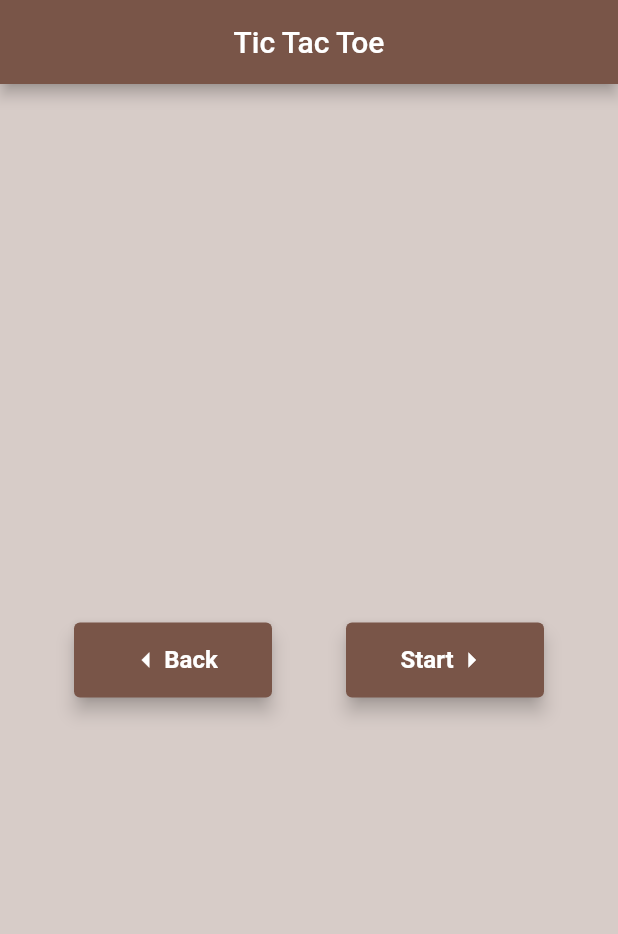
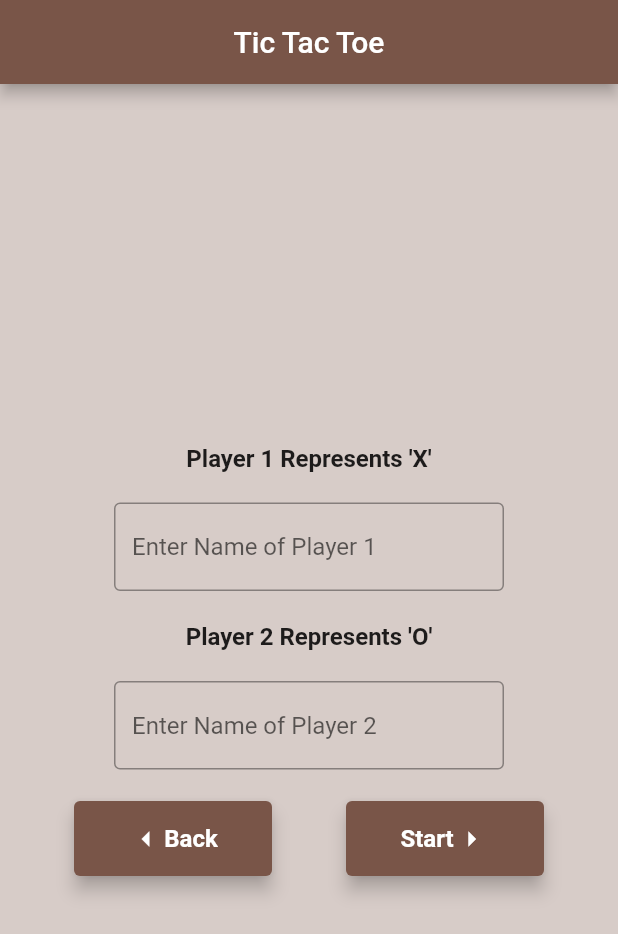
Before and after one commit to NIKHILG2019/tic_tac_toe_mcc_project, a Flutter app: the screen it shows after launch, after a tap on "Next", on a phone screen of 412 x 824 dp. Shown: the top 934 px of the screen. Run offline on Flutter 3.47's test engine with Material 2 defaults, Android fonts, the phone set to English and light mode, and no system bars.

Commit message:
Added Text field to the Player Information Page.

```diff
--- a/lib/main.dart
+++ b/lib/main.dart
@@ -52,6 +52,9 @@ class _MyHomePageState extends State<MyHomePage> {
     } else if (pageNumber == 1) {
       return PlayerInformation(togglePage);
     }
+    else{
+      return null;
+    }
   }
 
   }
--- a/lib/player_information.dart
+++ b/lib/player_information.dart
@@ -19,7 +19,34 @@ class _PlayerInformationState extends State<PlayerInformation> {
     body: Container(
     color: Colors.brown[100],
     child:Center(
-    child: Row(
+    child: Column(
+     mainAxisAlignment: MainAxisAlignment.center,
+        children:[
+         Container(
+          child: Text("Player 1 Represents 'X'",style: TextStyle(fontWeight: FontWeight.bold,fontSize: 16),),),
+     Container(
+      padding: EdgeInsets.all(20),
+         child: TextField(
+          autocorrect: false,
+         decoration: InputDecoration(
+          border: OutlineInputBorder(),
+          hintText: 'Enter Name of Player 1',
+         )),
+     height: 100,
+      width: 300
+     ),Container(
+          child: Text("Player 2 Represents 'O'",style: TextStyle(fontWeight: FontWeight.bold,fontSize: 16),),),
+     Container(
+         padding: EdgeInsets.all(20),
+         child: TextField(
+             decoration: InputDecoration(
+              border: OutlineInputBorder(),
+              hintText: 'Enter Name of Player 2',
+             )),
+         height: 100,
+         width: 300
+     ),
+     Row(
     mainAxisAlignment: MainAxisAlignment.spaceEvenly,
     children:[
     ElevatedButton(
@@ -41,7 +68,7 @@ class _PlayerInformationState extends State<PlayerInformation> {
               mainAxisAlignment: MainAxisAlignment.center,
               children:[Text("Start",style: TextStyle(fontWeight: FontWeight.bold,fontSize: 16)),Icon(Icons.arrow_right_outlined)])),
      ),
-    ]))
+    ]),]))
    ));
   }
 }
```
